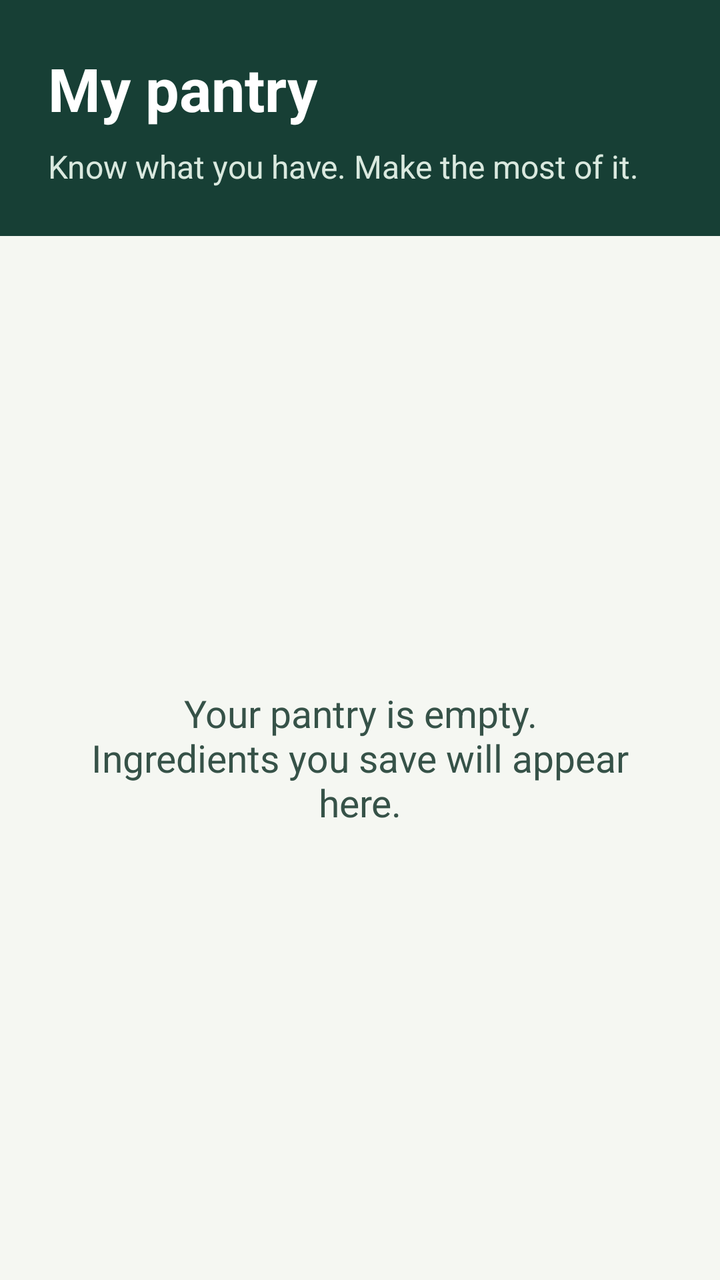
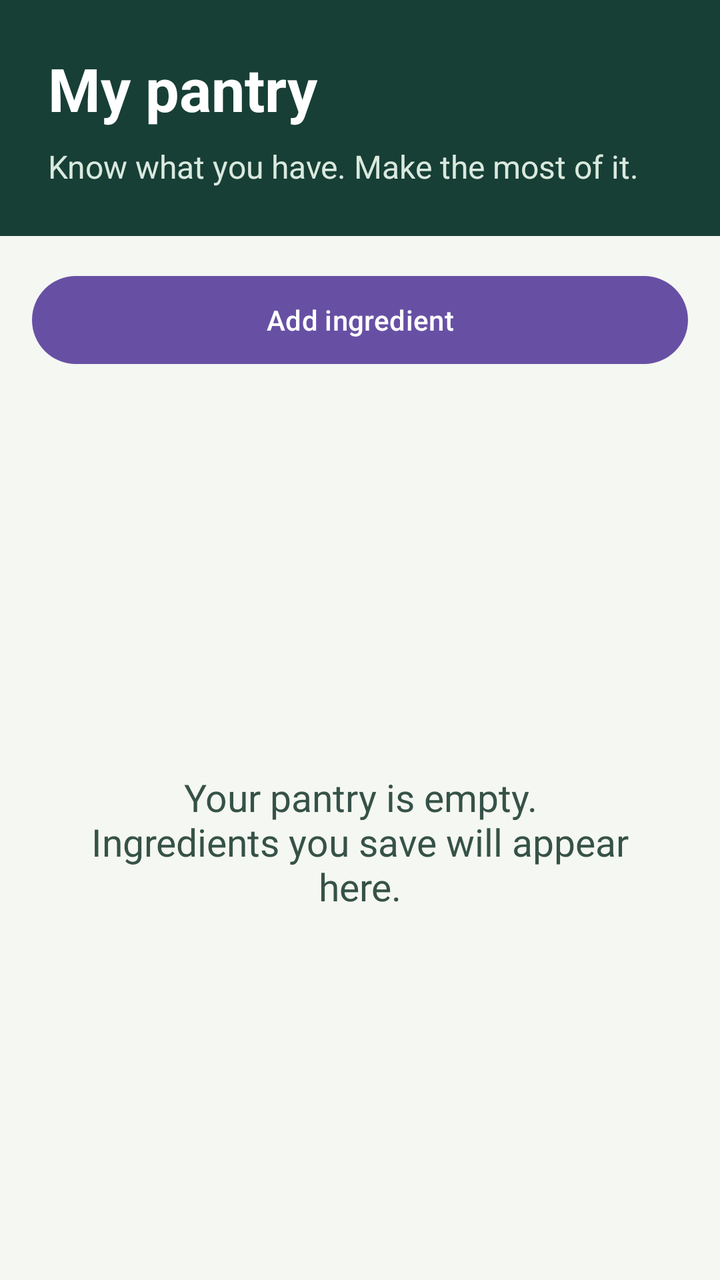

An Android layout rendered at two revisions. The XML below is the earlier revision; the diff shows what the commit changed to produce the second picture.
<!-- AndroidManifest.xml: application theme Theme.SmartPantryManager -->
<!-- res/layout/activity_main.xml -->
<?xml version="1.0" encoding="utf-8"?>
<LinearLayout xmlns:android="http://schemas.android.com/apk/res/android"
    android:id="@+id/main"
    android:layout_width="match_parent"
    android:layout_height="match_parent"
    android:orientation="vertical"
    android:background="#F5F7F2">
    <LinearLayout
        android:layout_width="match_parent"
        android:layout_height="wrap_content"
        android:orientation="vertical"
        android:padding="24dp"
        android:background="#173F35">
        <TextView
            android:layout_width="match_parent"
            android:layout_height="wrap_content"
            android:text="@string/pantry_title"
            android:textSize="30sp"
            android:textStyle="bold"
            android:textColor="#FFFFFF" />
        <TextView
            android:layout_width="match_parent"
            android:layout_height="wrap_content"
            android:layout_marginTop="8dp"
            android:text="@string/pantry_subtitle"
            android:textSize="16sp"
            android:textColor="#DAE9DF" />
    </LinearLayout>
    <FrameLayout
        android:layout_width="match_parent"
        android:layout_height="0dp"
        android:layout_weight="1">
        <ListView
            android:id="@+id/pantry_list"
            android:layout_width="match_parent"
            android:layout_height="match_parent"
            android:padding="16dp"
            android:clipToPadding="false"
            android:divider="#D8E2DA"
            android:dividerHeight="1dp" />
        <TextView
            android:id="@+id/empty_pantry"
            android:layout_width="match_parent"
            android:layout_height="match_parent"
            android:gravity="center"
            android:padding="32dp"
            android:text="@string/pantry_empty"
            android:textSize="19sp"
            android:textColor="#365248" />
    </FrameLayout>
</LinearLayout>
<!-- resources referenced by this layout -->
<resources>
  <string name="pantry_empty">Your pantry is empty.\nIngredients you save will appear here.</string>
  <string name="pantry_subtitle">Know what you have. Make the most of it.</string>
  <string name="pantry_title">My pantry</string>
  <style name="Theme.SmartPantryManager" parent="Base.Theme.SmartPantryManager" />
  <style name="Base.Theme.SmartPantryManager" parent="Theme.Material3.DayNight.NoActionBar">
          
          
      </style>
</resources>

<!-- the commit's change to res/layout/activity_main.xml (unified diff, before → after) -->
@@ -26,6 +26,13 @@
             android:textSize="16sp"
             android:textColor="#DAE9DF" />
     </LinearLayout>
+    <Button
+        android:id="@+id/add_ingredient"
+        android:layout_width="match_parent"
+        android:layout_height="wrap_content"
+        android:layout_margin="16dp"
+        android:minHeight="52dp"
+        android:text="@string/add_ingredient" />
     <FrameLayout
         android:layout_width="match_parent"
         android:layout_height="0dp"
<!-- resource entries referenced after the edit -->
@@ -1,5 +1,6 @@
 <!-- resources referenced by this layout -->
 <resources>
+  <string name="add_ingredient">Add ingredient</string>
   <string name="pantry_empty">Your pantry is empty.\nIngredients you save will appear here.</string>
   <string name="pantry_subtitle">Know what you have. Make the most of it.</string>
   <string name="pantry_title">My pantry</string>
